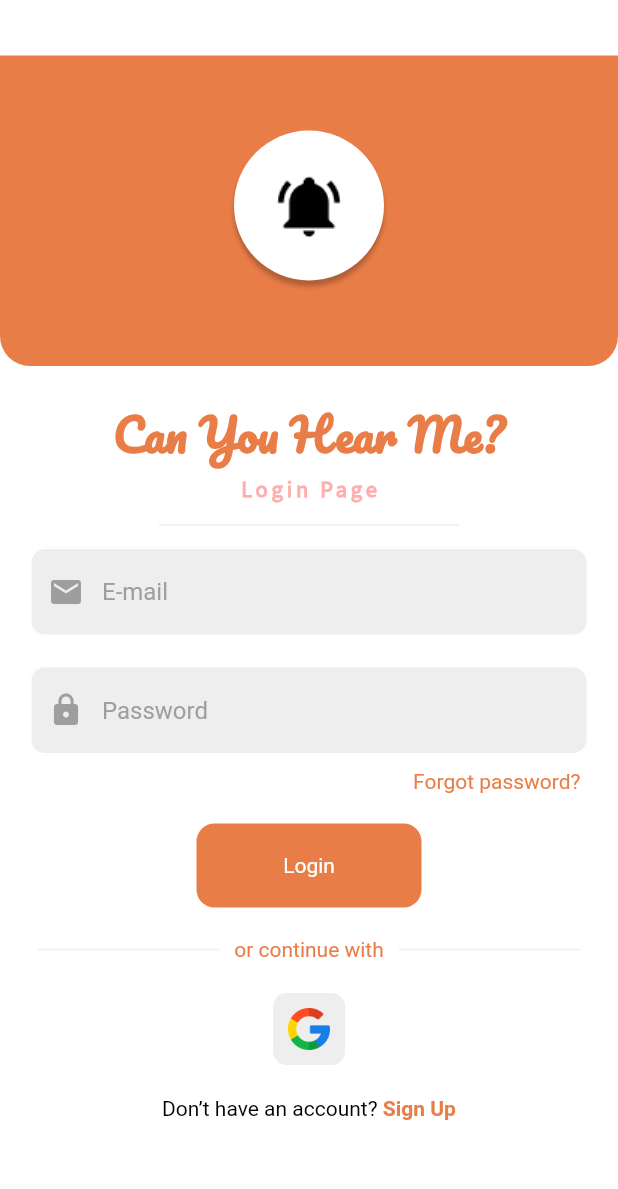
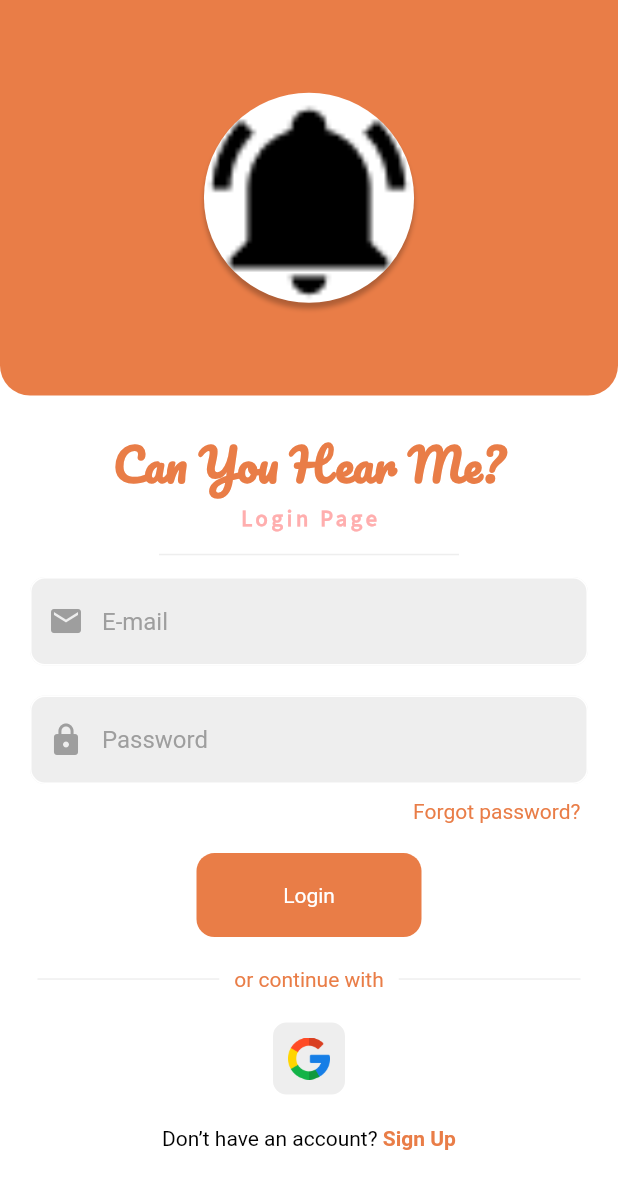
Before and after one commit to Google-Solution-Challenge-Metu/CanYouHearMe, a Flutter app: the MainPage screen opened directly, on a phone screen of 412 x 824 dp. Shown: the top 1189 px of the screen. Run offline on Flutter 3.47's test engine with Material 2 defaults, Android fonts, the phone set to English and light mode, and no system bars; our stand-ins replace audioplayers, cloud_firestore, firebase_auth, firebase_core, flutter_svg, geocoding and 10 more; missing offline and left inert: custom_info_window, flutter_inappwebview, google_maps_flutter_android, google_maps_flutter_platform_interface, google_maps_place_picker_mb, rotary_scrollbar and 3 more; accounts and stored records are empty; project files that could hold a hidden picture were left out.

```diff
--- a/lib/screens/login/service/login_service.dart
+++ b/lib/screens/login/service/login_service.dart
@@ -1,3 +1,4 @@
+import 'package:dietapp/main.dart';
 import 'package:flutter/material.dart';
 import "package:firebase_auth/firebase_auth.dart";
 
--- /dev/null
+++ b/lib/screens/login/splashscreen.dart
@@ -0,0 +1,25 @@
+import 'package:dietapp/screens/login_page.dart';
+import 'package:dietapp/screens/onboardingscreen.dart';
+import 'package:flutter/material.dart';
+import '../../main.dart';
+
+class Splash extends StatefulWidget {
+  const Splash({super.key});
+
+  @override
+  SplashState createState() => SplashState();
+}
+
+class SplashState extends State<Splash> {
+  @override
+  Widget build(BuildContext context) {
+    return MaterialApp(
+      debugShowCheckedModeBanner: false,
+      initialRoute: initScreen == 0 || initScreen == null ? "onboard" : "home",
+      routes: {
+        "onboard": (context) => OnBoardingScreen(),
+        "home": (context) => MainPage(),
+      },
+    );
+  }
+}
--- a/lib/screens/login_page.dart
+++ b/lib/screens/login_page.dart
@@ -1,7 +1,5 @@
-import 'package:dietapp/screens/login/auth_login.dart';
 import 'package:dietapp/screens/register_page.dart';
 import 'package:dietapp/services/auth_service.dart';
-import 'package:firebase_auth/firebase_auth.dart';
 import 'package:dietapp/screens/login/service/login_service.dart';
 import 'package:flutter/material.dart';
 import 'package:audioplayers/audioplayers.dart';
@@ -39,11 +37,11 @@ class _MainPageState extends State<MainPage> {
 
   @override
   Widget build(BuildContext context) {
+    var height = MediaQuery.of(context).size.height;
     return Scaffold(
       resizeToAvoidBottomInset: false,
       backgroundColor: const Color.fromARGB(255, 255, 255, 255),
-      body: Center(
-        child: SingleChildScrollView(
+      body: SingleChildScrollView(
         child: Column(
           mainAxisAlignment: MainAxisAlignment.center,
           children: <Widget>[
@@ -51,7 +49,7 @@ class _MainPageState extends State<MainPage> {
                 // autogroupe2pp7c9 (57P22SfybUb95vsn6xE2PP)
                 margin: const EdgeInsets.fromLTRB(0, 0, 0, 19),
                 width: double.infinity,
-                  height: 207,
+                height: height * 0.32,
                 decoration: const BoxDecoration(
                   color: Color(0xffe97d47),
                   borderRadius: BorderRadius.only(
@@ -59,15 +57,18 @@ class _MainPageState extends State<MainPage> {
                     bottomRight: Radius.circular(20),
                   ),
                 ),
-                  child: Column(children: [
-                    const SizedBox(height: 50.0),
-                    Container(
-                      width: 100,
-                      height: 100,
+                child: Column(
+                    mainAxisAlignment: MainAxisAlignment.center,
+                    children: [
+                      Center(
+                        child: Container(
+                          width: height * 0.17,
+                          height: height * 0.17,
                           decoration: BoxDecoration(
-                        borderRadius: BorderRadius.circular(50),
+                            borderRadius: BorderRadius.circular(height * 0.10),
                             color: const Color(0xffffffff),
                             image: const DecorationImage(
+                              fit: BoxFit.fitWidth,
                               image: AssetImage("assets/images/ring.png"),
                             ),
                             boxShadow: const [
@@ -84,6 +85,7 @@ class _MainPageState extends State<MainPage> {
                               player.play("sossound.mp3");
                               sos_warning();
                             },
+                          ),
                         ),
                       ),
                     ])),
@@ -230,7 +232,6 @@ class _MainPageState extends State<MainPage> {
           ],
         ),
       ),
-      ),
       // This trailing comma makes auto-formatting nicer for build methods.
     );
   }
--- a/lib/screens/onboardingscreen.dart
+++ b/lib/screens/onboardingscreen.dart
@@ -20,9 +20,7 @@ class _OnBoardingScreenState extends State<OnBoardingScreen> {
   @override
   Widget build(BuildContext context) {
     var height = MediaQuery.of(context).size.height;
-    return MaterialApp(
-      debugShowCheckedModeBanner: false,
-      home: Scaffold(
+    return Scaffold(
       body: Stack(
         children: [
           PageView(
@@ -106,7 +104,6 @@ class _OnBoardingScreenState extends State<OnBoardingScreen> {
           ),
         ],
       ),
-      ),
     );
   }
 
--- a/pubspec.yaml
+++ b/pubspec.yaml
@@ -76,6 +76,9 @@ dependencies:
   #gives error
   #firebase_storage: ^11.0.10
 
+  shared_preferences: ^2.0.18
+  after_layout: ^1.2.0
+
 
 dev_dependencies:
   flutter_test:
```
Also changed, not shown: lib/main.dart (+7 -2 lines), lib/screens/home/makeyourvoiceheard/debris_post/debris_post_page.dart (+21 -21 lines), lib/screens/home/makeyourvoiceheard/missing_post/missing_post_page.dart (+4 -3 lines), lib/screens/home/makeyourvoiceheard/post_options.dart (+9 -9 lines), lib/screens/login/auth_login.dart (+2 -6 lines), pubspec.lock, 1 other file. Lines whose indentation alone changed are shown as unchanged.
